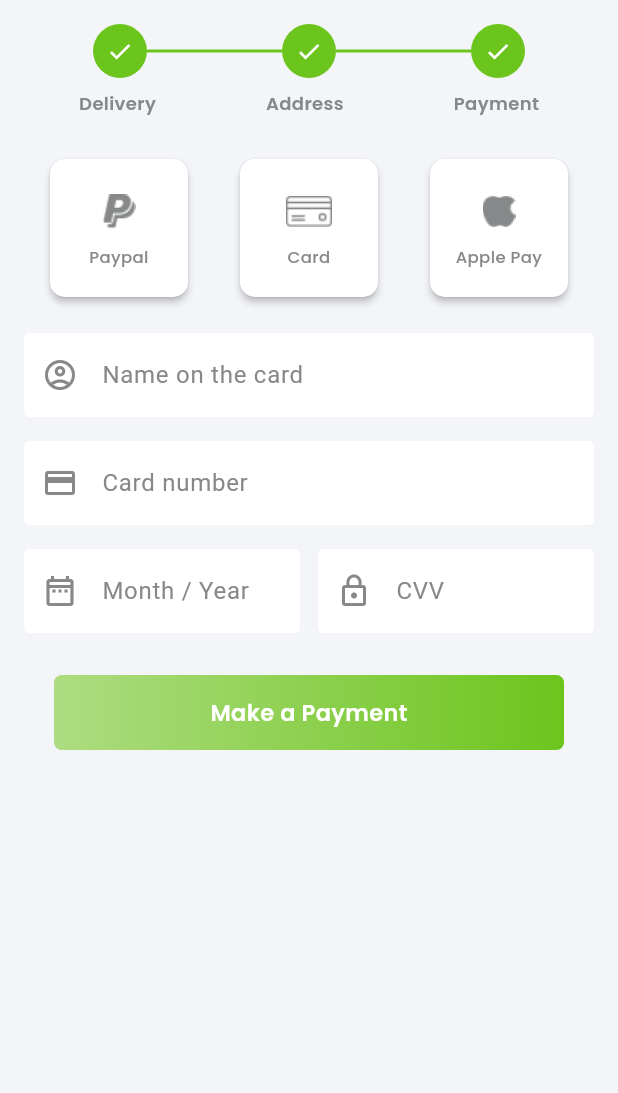
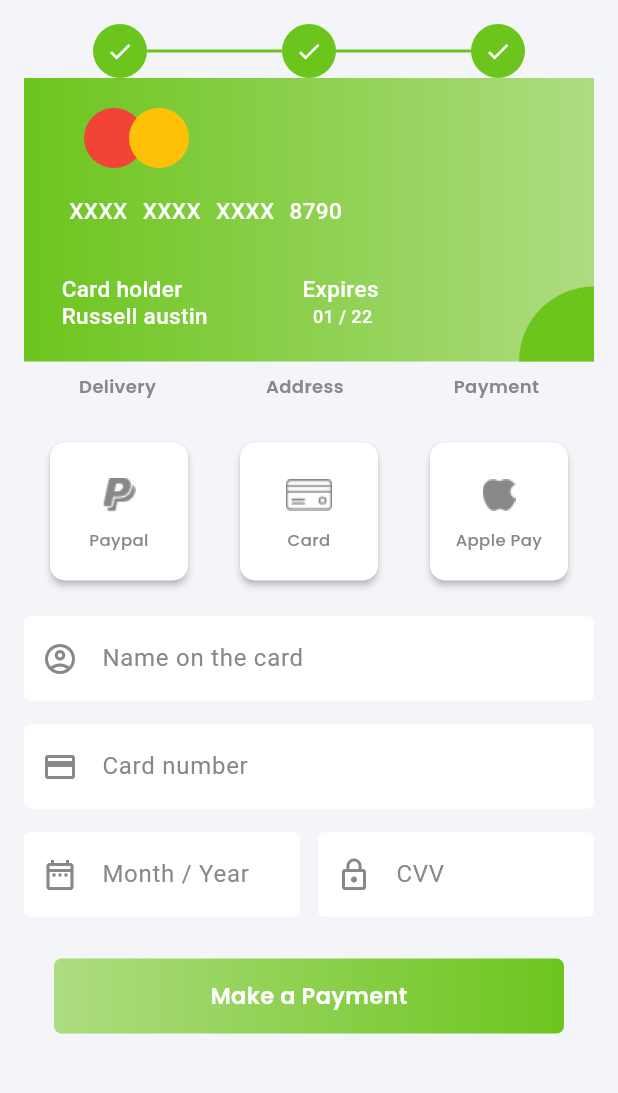
Before and after one commit to tazeen-dev/grocery_app, a Flutter app: the PayementScreen screen opened directly, on a phone screen of 412 x 824 dp, the part 84-1177 px from its top. Run offline on Flutter 3.47's test engine with Material 3 defaults, Android fonts, the phone set to English and light mode, and no system bars; our stand-ins replace flutter_screenutil, google_fonts.

Commit message:
............

```diff
--- a/lib/view/home_view/payement_screen.dart
+++ b/lib/view/home_view/payement_screen.dart
@@ -1,6 +1,7 @@
 import 'package:flutter/material.dart';
 import 'package:grocery_app/controller/components/green_text_button.dart';
 import 'package:grocery_app/controller/components/textfield.dart';
+import 'package:grocery_app/view/home_view/profile-screen/creditcard_screen.dart';
 import '../../controller/components/text-class.dart';
 import '../../controller/utils/constants/appcolors/app_color.dart';
 import '../../controller/utils/constants/appicons/app_icons.dart';
@@ -54,6 +55,126 @@ class _PayementScreenState extends State<PayementScreen> {
                     CircleAvatar(backgroundColor: AppColors.DarkGreen, radius: 18, child: Icon(Icons.check, size: 18, color: AppColors.whiteColor)),
                     buildLine(),
                     CircleAvatar(backgroundColor: AppColors.DarkGreen, radius: 18, child: Icon(Icons.check, size: 18, color: AppColors.whiteColor)),
+                  ],
+                ),
+              ),
+
+              Container(
+                height: 189,
+                width: double.infinity,
+                decoration: BoxDecoration(
+                  gradient: LinearGradient(
+                    colors: [AppColors.DarkGreen, AppColors.LightGreen],
+                  ),
+                ),
+                child: Stack(
+                  children: [
+                    Positioned(
+                      top: 20,
+                      left: 40,
+                      child: CircleAvatar(
+                        backgroundColor: const Color(0xffF14336),
+                      ),
+                    ),
+                    Positioned(
+                      top: 20,
+                      left: 70,
+                      child: CircleAvatar(
+                        backgroundColor: const Color(0xffFFC107),
+                      ),
+                    ),
+                    Positioned(
+                      bottom: 0,
+                      right: 0,
+                      child: Container(
+                        height: 50,
+                        width: 50,
+                        decoration: const BoxDecoration(
+                          color: Color(0xff6CC51D),
+                          borderRadius: BorderRadius.only(
+                            topLeft: Radius.circular(50),
+                          ),
+                        ),
+                      ),
+                    ),
+                    Positioned(
+                      top: 78,
+                      left: 30,
+                      child: Row(
+                        children: [
+                          for (int i = 0; i < 3; i++) ...[
+                            Text(
+                              'XXXX',
+                              style: TextStyle(
+                                fontSize: 15,
+                                fontWeight: FontWeight.w500,
+                                color: AppColors.whiteColor,
+                              ),
+                            ),
+                            const SizedBox(width: 10),
+                          ],
+                          Text(
+                            '8790',
+                            style: TextStyle(
+                              fontSize: 15,
+                              fontWeight: FontWeight.w500,
+                              color: AppColors.whiteColor,
+                            ),
+                          ),
+                        ],
+                      ),
+                    ),
+                    Positioned(
+                      bottom: 20,
+                      left: 25,
+                      child: Row(
+                        // mainAxisAlignment: MainAxisAlignment.spaceBetween,
+                        children: [
+                          Text(
+                            'Russell austin',
+                            style: TextStyle(
+                              fontSize: 15,
+                              fontWeight: FontWeight.w500,
+                              color: AppColors.whiteColor,
+                            ),
+                          ),
+                          const SizedBox(width: 70),
+                          Text(
+                            '01 / 22',
+                            style: TextStyle(
+                              fontSize: 12,
+                              fontWeight: FontWeight.w500,
+                              color: AppColors.whiteColor,
+                            ),
+                          ),
+                        ],
+                      ),
+                    ),
+                    Positioned(
+                      bottom: 38,
+                      left: 25,
+                      child: Row(
+                        children: [
+                          Text(
+                            'Card holder',
+                            style: TextStyle(
+                              fontSize: 15,
+                              fontWeight: FontWeight.w500,
+                              color: AppColors.whiteColor,
+                            ),
+                          ),
+                          const SizedBox(width: 80),
+                          Text(
+                            'Expires',
+                            style: TextStyle(
+                              fontSize: 15,
+                              fontWeight: FontWeight.w500,
+                              color: AppColors.whiteColor,
+                            ),
+                          ),
+                        ],
+                      ),
+                    ),
                   ],
                 ),
               ),
@@ -118,7 +239,7 @@ class _PayementScreenState extends State<PayementScreen> {
               GreenTextButton(
                 text: 'Make a Payment',
                 ontap: () {
-                  // payment logic
+                  Navigator.push(context, MaterialPageRoute(builder: (context)=>CreditcardScreen()));
                 },
               ),
             ],
--- a/lib/view/home_view/profile-screen/profile-screen.dart
+++ b/lib/view/home_view/profile-screen/profile-screen.dart
@@ -1,4 +1,5 @@
 import 'package:flutter/material.dart';
+import 'package:grocery_app/view/home_view/payement_screen.dart';
 import 'package:grocery_app/view/home_view/profile-screen/signout_screen.dart';
 import 'package:grocery_app/view/home_view/profile-screen/transactions_screen.dart';
 import '../../../controller/components/grey-text.dart';
@@ -22,7 +23,7 @@ class ProfileScreen extends StatelessWidget {
     ProfileList(OrderScreen(), text: 'My orders', image: AppIcons.order, icon: Icons.arrow_forward_ios),
     ProfileList(FavouriteScreen(), text:'My Favourites', image: AppIcons.greenheart, icon:Icons.arrow_forward_ios),
     ProfileList(MyAddressScreen(), text: 'My address', image: AppIcons.address, icon: Icons.arrow_forward_ios),
-    ProfileList(CreditcardScreen(), text: 'Credit cards', image: AppIcons.creditcard, icon: Icons.arrow_forward_ios),
+    ProfileList(PayementScreen(), text: 'Make Payments', image: AppIcons.creditcard, icon: Icons.arrow_forward_ios),
     ProfileList(TransactionsScreen(), text:'Transactions' , image:AppIcons.transaction, icon: Icons.arrow_forward_ios),
     ProfileList(NotifictionScreen(), text: 'Notifications', image:AppIcons.notification1, icon:Icons.arrow_forward_ios),
     ProfileList(ReveiwScreen(), text:'Revieiw', image: AppIcons.signout, icon:Icons.arrow_forward_ios),
```
Also changed, not shown: lib/view/home_view/profile-screen/creditcard_screen.dart (+43 -49 lines), lib/view/home_view/profile-screen/my_card.dart (+42 -30 lines), lib/view/home_view/track_screen/order_sucess.dart (added, +21 -0 lines), assets/icons/Vector (14).png (added).
